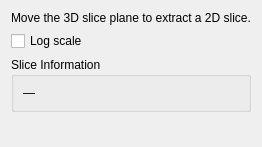
First picture: the form in src/dashpva/gui/workbench/workspace/slice_2d.ui, repository AdvancedPhotonSource/DashPVA, before the edit.
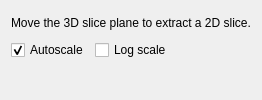
Second picture: the form after the edit.

Commit message: change: slice 2d — autoscale toggle (default on) and orientation-only readout

The edit to the form file:
```diff
--- a/src/dashpva/gui/workbench/workspace/slice_2d.ui
+++ b/src/dashpva/gui/workbench/workspace/slice_2d.ui
@@ -14,6 +14,18 @@
     </widget>
    </item>
    <item>
+    <layout class="QHBoxLayout" name="layoutSliceToggles">
+     <item>
+      <widget class="QCheckBox" name="cb_autoscale">
+       <property name="text">
+        <string>Autoscale</string>
+       </property>
+       <property name="checked">
+        <bool>true</bool>
+       </property>
+      </widget>
+     </item>
+     <item>
     <widget class="QCheckBox" name="cb_log_scale">
      <property name="text">
       <string>Log scale</string>
@@ -21,26 +33,19 @@
     </widget>
    </item>
    <item>
-    <widget class="QGroupBox" name="gbSliceInfo">
-     <property name="title">
-      <string>Slice Information</string>
-     </property>
-     <layout class="QVBoxLayout" name="layoutSliceInfo">
-      <item>
-       <widget class="QLabel" name="lblSliceDetails">
-        <property name="text">
-         <string>—</string>
-        </property>
-        <property name="wordWrap">
-         <bool>true</bool>
-        </property>
-        <property name="textInteractionFlags">
-         <set>Qt::TextSelectableByMouse</set>
-        </property>
-       </widget>
-      </item>
-     </layout>
-    </widget>
+      <spacer name="sliceTogglesSpacer">
+       <property name="orientation">
+        <enum>Qt::Horizontal</enum>
+       </property>
+       <property name="sizeHint" stdset="0">
+        <size>
+         <width>40</width>
+         <height>20</height>
+        </size>
+       </property>
+      </spacer>
+     </item>
+    </layout>
    </item>
    <item>
     <widget class="QWidget" name="plotContainer">
```
Lines whose indentation alone changed are shown as unchanged. The commit also changes 1 other file.
